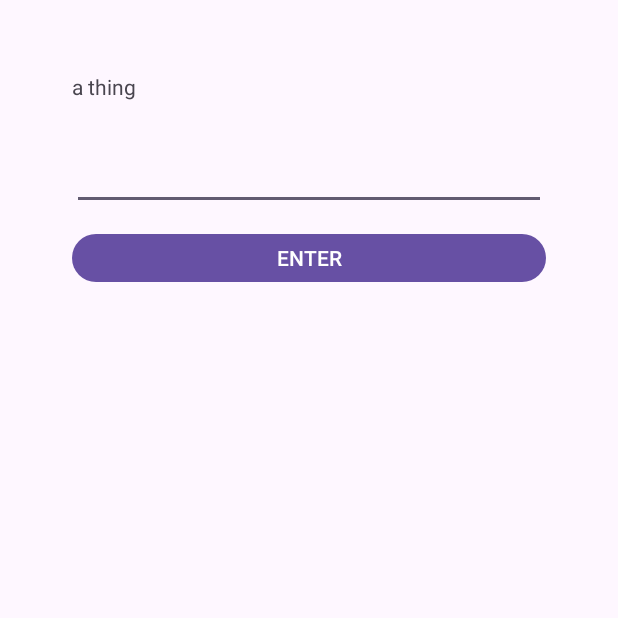
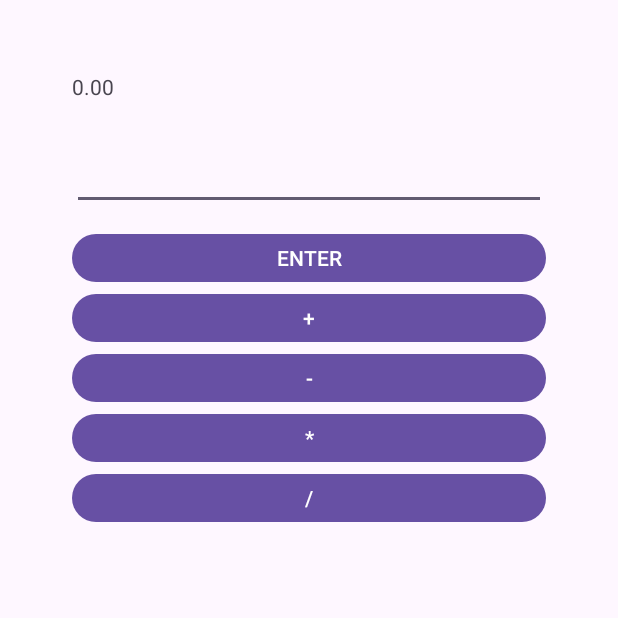
Before and after one commit to natewilliford/rpn-calc-android, an Android app: the screen it shows after launch (MainActivity), on a phone screen of 412 x 824 dp, the top half of it. Run offline under Robolectric (Android 15) with nearby library versions, the phone set to English and light mode, and no system bars; our stand-ins replace Dagger/Hilt's generated code.

Commit message:
Wire up the simple UI to the calculator logic via the ViewModel.
The simple operations of the calculator work now, although there is still a lot of error handling to be done as well as refining the UI.

```diff
--- a/app/src/main/java/com/natewilliford/rpncalculator/RpnCalcFragment.java
+++ b/app/src/main/java/com/natewilliford/rpncalculator/RpnCalcFragment.java
@@ -1,9 +1,12 @@
 package com.natewilliford.rpncalculator;
+
+import static com.natewilliford.rpncalculator.RpnCalculator.Operator;
 
 import android.os.Bundle;
 import android.view.LayoutInflater;
 import android.view.View;
 import android.view.ViewGroup;
+import android.widget.EditText;
 
 import androidx.annotation.NonNull;
 import androidx.annotation.Nullable;
@@ -12,6 +15,8 @@ import androidx.lifecycle.ViewModelProvider;
 
 import com.natewilliford.rpncalculator.databinding.RpnCalcFragmentBinding;
 
+import java.util.Locale;
+
 import dagger.hilt.android.AndroidEntryPoint;
 
 /** The fragment that holds all the calculator interaction. */
@@ -19,14 +24,25 @@ import dagger.hilt.android.AndroidEntryPoint;
 public class RpnCalcFragment extends Fragment {
 
     @Nullable private RpnCalcFragmentBinding binding;
-    @Nullable private RpnCalcFragmentViewModel viewModel;
 
     @Nullable
     @Override
-    public View onCreateView(@NonNull LayoutInflater inflater, @Nullable ViewGroup container, @Nullable Bundle savedInstanceState) {
+    public View onCreateView(@NonNull LayoutInflater inflater, @Nullable ViewGroup container,
+                             @Nullable Bundle savedInstanceState) {
         binding = RpnCalcFragmentBinding.inflate(getLayoutInflater());
-        viewModel = new ViewModelProvider(this).get(RpnCalcFragmentViewModel.class);
-        binding.resultTextView.setText(viewModel.getAThing());
+        RpnCalcFragmentViewModel vm =
+                new ViewModelProvider(this).get(RpnCalcFragmentViewModel.class);
+        vm.getCalcResult().observe(getViewLifecycleOwner(), result ->
+                binding.resultTextView.setText(String.format(Locale.ENGLISH,"%.2f", result)));
+        binding.enterButton.setOnClickListener(v -> {
+            EditText input = binding.textInput;
+            vm.enterNumber(input.getText().toString());
+            input.setText("");
+        });
+        binding.plusButton.setOnClickListener(v -> vm.submitOperator(Operator.PLUS));
+        binding.minusButton.setOnClickListener(v -> vm.submitOperator(Operator.MINUS));
+        binding.multiplyButton.setOnClickListener(v -> vm.submitOperator(Operator.MULTIPLY));
+        binding.divideButton.setOnClickListener(v -> vm.submitOperator(Operator.DIVIDE));
 
         return binding.getRoot();
     }
--- a/app/src/main/java/com/natewilliford/rpncalculator/RpnCalcFragmentViewModel.java
+++ b/app/src/main/java/com/natewilliford/rpncalculator/RpnCalcFragmentViewModel.java
@@ -1,5 +1,7 @@
 package com.natewilliford.rpncalculator;
 
+import androidx.lifecycle.LiveData;
+import androidx.lifecycle.MutableLiveData;
 import androidx.lifecycle.SavedStateHandle;
 import androidx.lifecycle.ViewModel;
 
@@ -14,14 +16,41 @@ import dagger.hilt.android.lifecycle.HiltViewModel;
 @HiltViewModel
 public class RpnCalcFragmentViewModel extends ViewModel {
 
-    private SavedStateHandle savedStateHandle;
+    private final SavedStateHandle savedStateHandle;
+    private final RpnCalculator rpnCalculator;
+
+    private final MutableLiveData<Double> calcResult;
 
     @Inject
     public RpnCalcFragmentViewModel(SavedStateHandle savedStateHandle) {
         this.savedStateHandle = savedStateHandle;
+        rpnCalculator = new RpnCalculator();
+        calcResult = new MutableLiveData<>(0.0);
     }
 
-    public String getAThing() {
-        return "a thing";
+    /** Enters a new value into the calculator. **/
+    public void enterNumber(String numberString) {
+        // TODO: Handle errors.
+        double value = Double.parseDouble(numberString);
+        rpnCalculator.addOperand(value);
+        updateLastValue();
+    }
+
+    /** Submits an operation to be done on previously entered numbers. **/
+    public void submitOperator(RpnCalculator.Operator operator) {
+        rpnCalculator.submitOperator(operator);
+        updateLastValue();
+    }
+
+    /**
+     * Returns live data that can be observed. This is updated whenever a new result is calculated
+     * via {@link #enterNumber(String)} or {@link #submitOperator(RpnCalculator.Operator)}.
+     **/
+    public LiveData<Double> getCalcResult() {
+        return calcResult;
+    }
+
+    private void updateLastValue() {
+        calcResult.setValue(rpnCalculator.getLast());
     }
 }
--- a/app/src/main/res/layout/rpn_calc_fragment.xml
+++ b/app/src/main/res/layout/rpn_calc_fragment.xml
@@ -16,7 +16,8 @@
         android:layout_width="match_parent"
         android:layout_height="40dp"
         android:inputType="numberDecimal"
-        android:layout_marginBottom="12dp" />
+        android:layout_marginBottom="12dp"
+        android:autofillHints="0.00"/>
 
     <Button
         android:id="@+id/enter_button"
@@ -24,4 +25,28 @@
         android:layout_height="40dp"
         android:text="ENTER" />
 
+    <Button
+        android:id="@+id/plus_button"
+        android:layout_width="match_parent"
+        android:layout_height="40dp"
+        android:text="+" />
+
+    <Button
+        android:id="@+id/minus_button"
+        android:layout_width="match_parent"
+        android:layout_height="40dp"
+        android:text="-" />
+
+    <Button
+        android:id="@+id/multiply_button"
+        android:layout_width="match_parent"
+        android:layout_height="40dp"
+        android:text="*" />
+
+    <Button
+        android:id="@+id/divide_button"
+        android:layout_width="match_parent"
+        android:layout_height="40dp"
+        android:text="/" />
+
 </LinearLayout>
```
